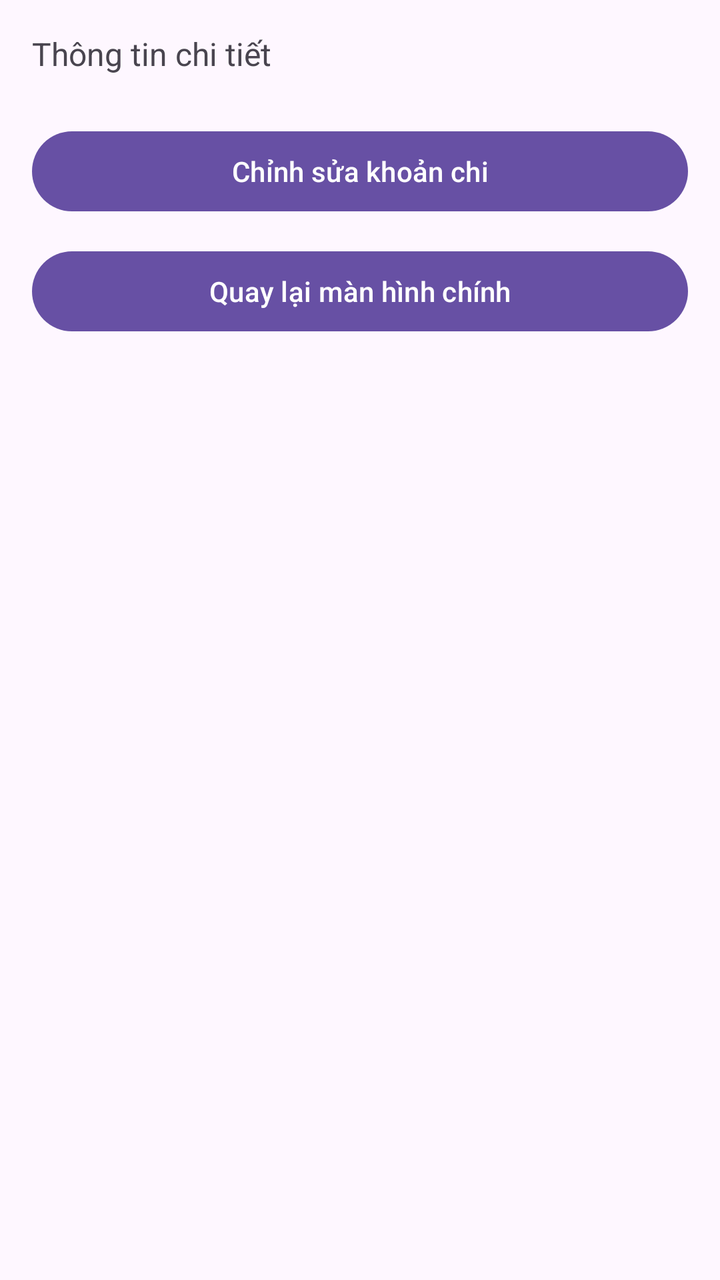
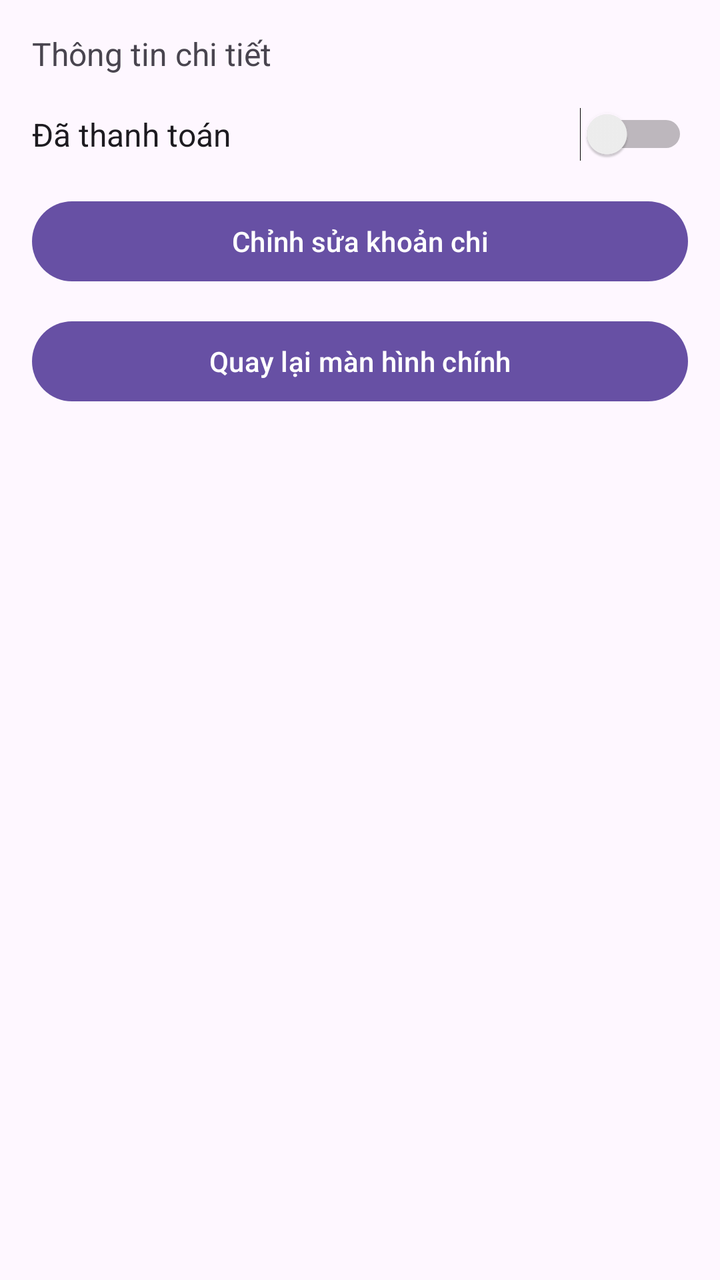

Two renders of the same Android screen: before a commit and after it. Below are the layout's source before the change and the commit's diff.
<!-- AndroidManifest.xml: application theme Theme.KTGK_2415053122129_NguyenMinhNghia -->
<!-- res/layout/activity_chi_tiet_chi_tieu.xml -->
<?xml version="1.0" encoding="utf-8"?>
<LinearLayout xmlns:android="http://schemas.android.com/apk/res/android"
    android:layout_width="match_parent"
    android:layout_height="match_parent"
    android:orientation="vertical"
    android:padding="16dp">

    <TextView
        android:id="@+id/tvThongTinChiTiet_129"
        android:layout_width="match_parent"
        android:layout_height="wrap_content"
        android:text="Thông tin chi tiết"
        android:textSize="16sp"
        android:lineSpacingExtra="6dp"
        android:layout_marginBottom="24dp"/>

    <Button
        android:id="@+id/btnMoManHinhSua_129"
        android:layout_width="match_parent"
        android:layout_height="wrap_content"
        android:text="Chỉnh sửa khoản chi"
        android:layout_marginBottom="12dp"/>

    <Button
        android:id="@+id/btnQuayLai_129"
        android:layout_width="match_parent"
        android:layout_height="wrap_content"
        android:text="Quay lại màn hình chính"/>

</LinearLayout>
<!-- resources referenced by this layout -->
<resources>
  <style name="Theme.KTGK_2415053122129_NguyenMinhNghia" parent="Base.Theme.KTGK_2415053122129_NguyenMinhNghia" />
  <style name="Base.Theme.KTGK_2415053122129_NguyenMinhNghia" parent="Theme.Material3.DayNight.NoActionBar">
          
          
      </style>
</resources>

<!-- the commit's change to res/layout/activity_chi_tiet_chi_tieu.xml (unified diff, before → after) -->
@@ -12,7 +12,16 @@
         android:text="Thông tin chi tiết"
         android:textSize="16sp"
         android:lineSpacingExtra="6dp"
-        android:layout_marginBottom="24dp"/>
+        android:layout_marginBottom="16dp"/>
+
+    
+    <Switch
+        android:id="@+id/swTrangThai_129"
+        android:layout_width="match_parent"
+        android:layout_height="wrap_content"
+        android:text="Đã thanh toán"
+        android:textSize="16sp"
+        android:layout_marginBottom="16dp"/>
 
     <Button
         android:id="@+id/btnMoManHinhSua_129"
